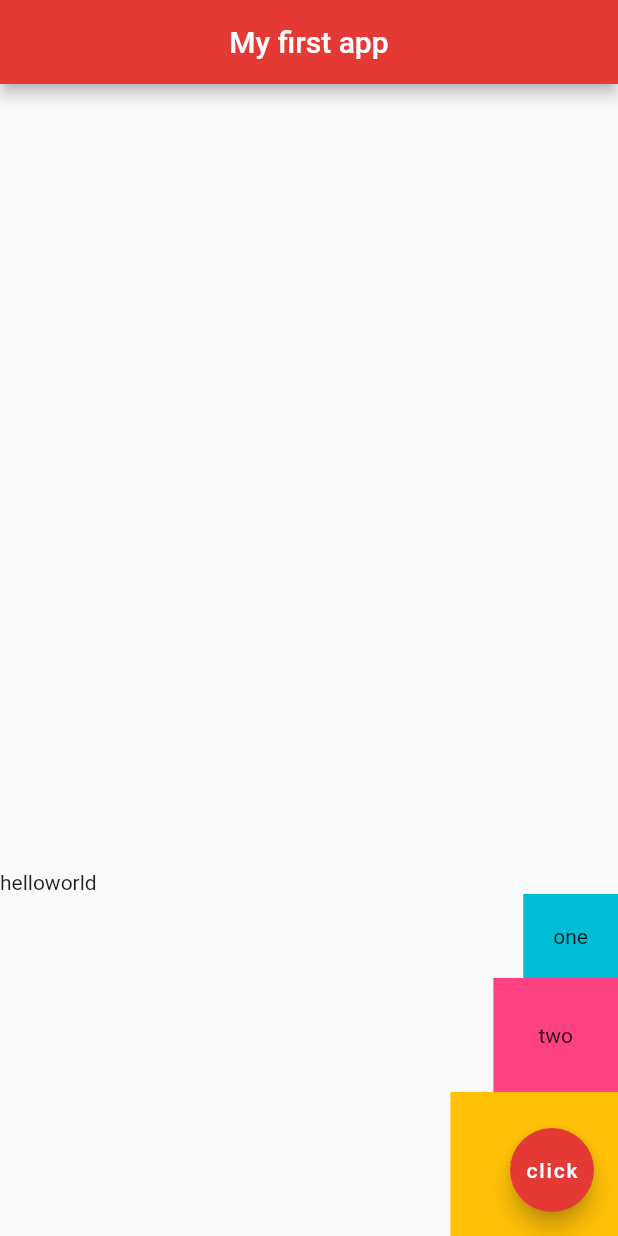
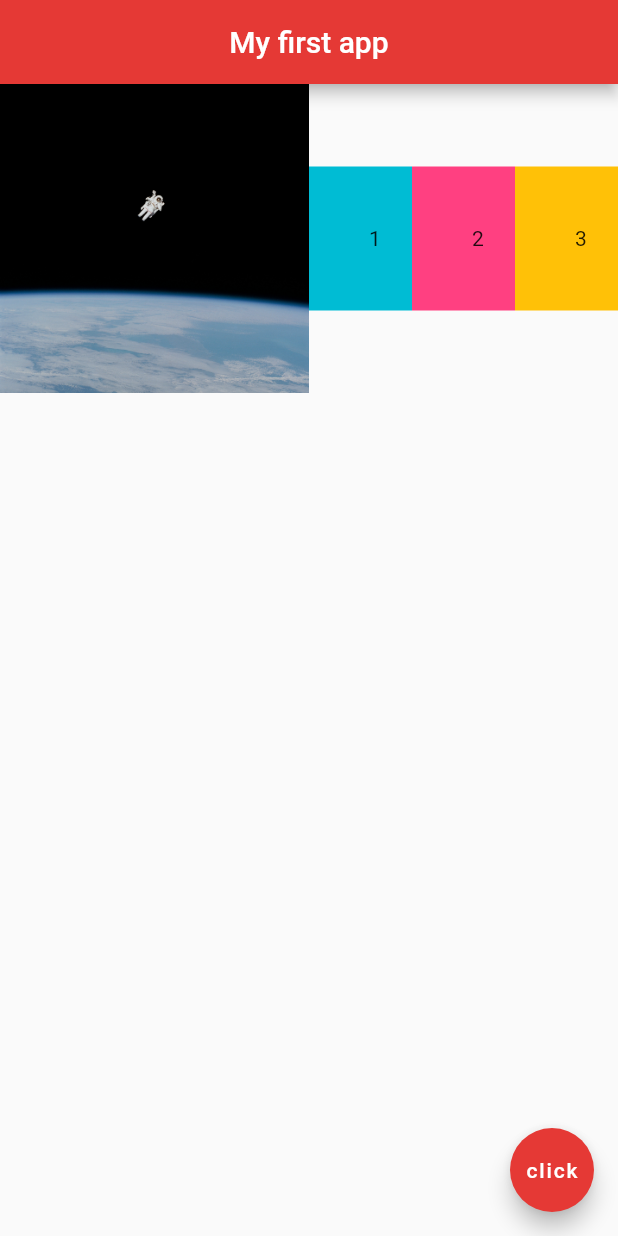
Before and after one commit to tygore587/flutterTutorial, a Flutter app: the screen it shows after launch, on a phone screen of 412 x 824 dp. Run offline on Flutter 3.47's test engine with Material 2 defaults, Android fonts, the phone set to English and light mode, and no system bars.

Commit message:
expanded widget, end of video 13

```diff
--- a/lib/main.dart
+++ b/lib/main.dart
@@ -1,3 +1,4 @@
+import 'package:flutter/cupertino.dart';
 import 'package:flutter/material.dart';
 
 void main() => runApp(MaterialApp(home: Home()));
@@ -11,36 +12,37 @@ class Home extends StatelessWidget {
         centerTitle: true,
         backgroundColor: Colors.red[600],
       ),
-        body: Column(
-          mainAxisAlignment: MainAxisAlignment.end,
-          crossAxisAlignment: CrossAxisAlignment.end,
+      body: Row(
         children: <Widget>[
-            Row(
-              children: <Widget>[
-                Text('hello'),
-                Text('world'),
-              ],
+          Expanded(flex: 3, child: Image.asset('assets/space-1.jpg')),
+          Expanded(
+            flex: 1,
+            child: Container(
+              padding: EdgeInsets.all(40),
+              color: Colors.cyan,
+              child: Text('1'),
             ),
-            Container(
-              padding: EdgeInsets.all(20),
-              color: Colors.cyan,
-              child: Text('one'),
           ),
-            Container(
-              padding: EdgeInsets.all(30),
+          Expanded(
+            flex: 1,
+            child: Container(
+              padding: EdgeInsets.all(40),
               color: Colors.pinkAccent,
-              child: Text('two'),
+              child: Text('2'),
             ),
-            Container(
+          ),
+          Expanded(
+            flex: 1,
+            child: Container(
               padding: EdgeInsets.all(40),
               color: Colors.amber,
-              child: Text('three'),
-            )
+              child: Text('3'),
+            ),
+          ),
         ],
       ),
       floatingActionButton: FloatingActionButton(
-        onPressed: ()
-    {},
+        onPressed: () {},
         child: Text('click'),
         backgroundColor: Colors.red[600],
       ),
```
Lines whose indentation alone changed are shown as unchanged.
